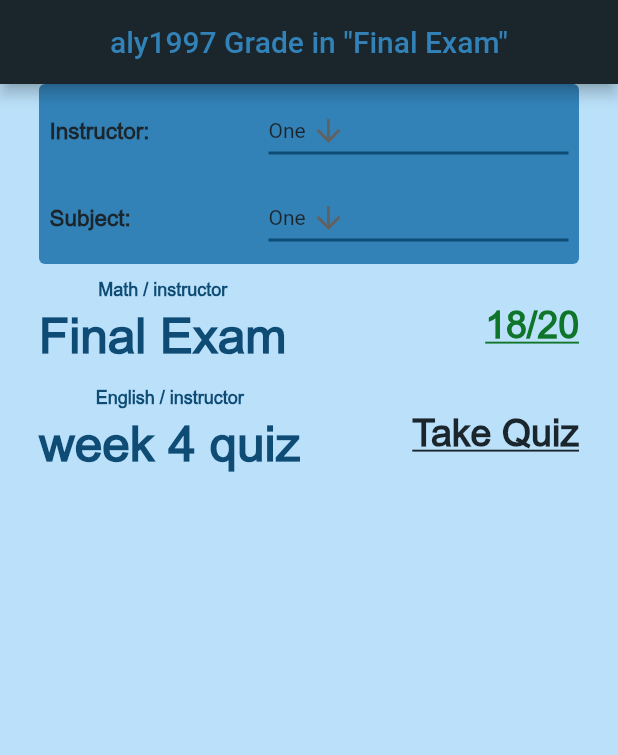
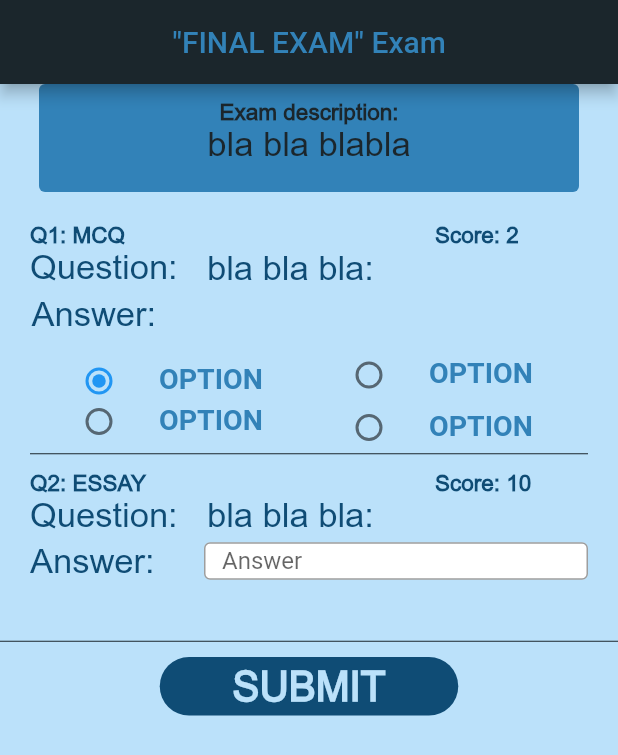
Before and after one commit to KareemHemaly/Quizzer, a Flutter app: the screen it shows after launch, on a phone screen of 412 x 824 dp. Shown: the top 755 px of the screen. Run offline on Flutter 3.47's test engine with Material 2 defaults, Android fonts, the phone set to English and light mode, and no system bars; our stand-ins replace cloud_firestore, firebase_auth, flutter_spinkit; accounts and stored records are empty.

Commit message:
UI CODE FINISHED

```diff
--- a/lib/main.dart
+++ b/lib/main.dart
@@ -5,7 +5,7 @@ import 'package:quizzer/services/auth.dart';
 import 'package:provider/provider.dart';
 
 
-import 'package:quizzer/screens/student/student_new_exam.dart';
+import 'package:quizzer/screens/student/student_exam.dart';
 
 void main() => runApp(MyApp());
 
@@ -21,7 +21,7 @@ class _MyAppState extends State<MyApp> {
         value: AuthService().user,
         child: MaterialApp(
      //     home: Wrapper(),
-        home: StudentNewExam(),
+        home: StudentExam(),
         ));
   }
 }
--- a/lib/screens/student/student_exam.dart
+++ b/lib/screens/student/student_exam.dart
@@ -0,0 +1,387 @@
+import 'package:flutter/material.dart';
+
+class StudentExam extends StatelessWidget {
+  @override
+  Widget build(BuildContext context) {
+    return MaterialApp(
+      home: Scaffold(
+        backgroundColor: const Color(0xffBBE1FA),
+        appBar: AppBar(
+          backgroundColor: const Color(0xff1B262C),
+          title: Center(
+            child: Column(
+              children: <Widget>[
+                Text(
+                  '"FINAL EXAM" Exam',
+                  style: TextStyle(
+                    color: const Color(0xff3282B8),
+                  ),
+                ),
+              ],
+            ),
+          ),
+        ),
+        body: Column(
+          children: <Widget>[
+            Container(
+              width: 360.0,
+              height: 72.0,
+              decoration: BoxDecoration(
+                color: const Color(0xff3282b8),
+                borderRadius: BorderRadius.circular(4.0),
+              ),
+              child: Column(
+                children: <Widget>[
+                  SizedBox(height: 10.0),
+                  Text(
+                    'Exam description:',
+                    style: TextStyle(
+                      fontFamily: 'Arial',
+                      fontSize: 15,
+                      color: const Color(0xff1b262c),
+                      fontWeight: FontWeight.w900,
+                    ),
+                    textAlign: TextAlign.left,
+                  ),
+                  Text(
+                    'bla bla blabla',
+                    style: TextStyle(
+                      fontFamily: 'Arial',
+                      fontSize: 23,
+                      color: const Color(0xff1b262c),
+                    ),
+                    textAlign: TextAlign.left,
+                  ),
+                ],
+              ),
+            ),
+            Container(
+              padding: const EdgeInsets.all(20.0),
+              child: Column(
+                children: <Widget>[
+                  //############################################# MCQ CONTAINER #############################################
+                  Container(
+                    child: Column(
+                      children: <Widget>[
+                        Row(
+                          children: <Widget>[
+                            Container(
+                              width: 270.0,
+                              child: Text(
+                                'Q1: MCQ',
+                                style: TextStyle(
+                                  fontFamily: 'Arial',
+                                  fontSize: 15,
+                                  color: const Color(0xff0f4c75),
+                                  fontWeight: FontWeight.w900,
+                                ),
+                                textAlign: TextAlign.left,
+                              ),
+                            ),
+                            Text(
+                              'Score: 2',
+                              style: TextStyle(
+                                fontFamily: 'Arial',
+                                fontSize: 15,
+                                color: const Color(0xff0f4c75),
+                                fontWeight: FontWeight.w900,
+                              ),
+                              textAlign: TextAlign.right,
+                            ),
+                          ],
+                        ),
+                        Row(
+                          mainAxisAlignment: MainAxisAlignment.spaceBetween,
+                          children: <Widget>[
+                            Text(
+                              'Question:',
+                              style: TextStyle(
+                                fontFamily: 'Arial',
+                                fontSize: 23,
+                                color: const Color(0xff0f4c75),
+                              ),
+                              textAlign: TextAlign.left,
+                            ),
+                            Container(
+                              width: 254.0,
+                              height: 25.0,
+                              child: Text(
+                                'bla bla bla:',
+                                style: TextStyle(
+                                  fontFamily: 'Arial',
+                                  fontSize: 23,
+                                  color: const Color(0xff0f4c75),
+                                ),
+                                textAlign: TextAlign.left,
+                              ),
+                            ),
+                          ],
+                        ),
+                        SizedBox(height: 5.0),
+                        Column(
+                          mainAxisAlignment: MainAxisAlignment.spaceBetween,
+                          children: <Widget>[
+                            Container(
+                              width: 370.0,
+                              child: Text(
+                                'Answer:',
+                                style: TextStyle(
+                                  fontFamily: 'Arial',
+                                  fontSize: 23,
+                                  color: const Color(0xff0f4c75),
+                                ),
+                                textAlign: TextAlign.left,
+                              ),
+                            ),
+                            RADIOstatefull(),
+                          ],
+                        ),
+                      ],
+                    ),
+                  ),
+                  //############################################### SEPARATOR ###############################################
+                  SizedBox(height: 20.0),
+                  Divider(
+                    color: const Color(0xff1B262C),
+                    height: 1,
+                  ),
+                  SizedBox(height: 10.0),
+                  //############################################ ESSAY CONTAINER ############################################
+                  Container(
+                      child: Column(
+                    children: <Widget>[
+                      Row(
+                        children: <Widget>[
+                          Container(
+                            width: 270.0,
+                            child: Text(
+                              'Q2: ESSAY',
+                              style: TextStyle(
+                                fontFamily: 'Arial',
+                                fontSize: 15,
+                                color: const Color(0xff0f4c75),
+                                fontWeight: FontWeight.w900,
+                              ),
+                              textAlign: TextAlign.left,
+                            ),
+                          ),
+                          Text(
+                            'Score: 10',
+                            style: TextStyle(
+                              fontFamily: 'Arial',
+                              fontSize: 15,
+                              color: const Color(0xff0f4c75),
+                              fontWeight: FontWeight.w900,
+                            ),
+                            textAlign: TextAlign.right,
+                          ),
+                        ],
+                      ),
+                      Row(
+                        mainAxisAlignment: MainAxisAlignment.spaceBetween,
+                        children: <Widget>[
+                          Text(
+                            'Question:',
+                            style: TextStyle(
+                              fontFamily: 'Arial',
+                              fontSize: 23,
+                              color: const Color(0xff0f4c75),
+                            ),
+                            textAlign: TextAlign.left,
+                          ),
+                          Container(
+                            width: 254.0,
+                            height: 25.0,
+                            child: Text(
+                              'bla bla bla:',
+                              style: TextStyle(
+                                fontFamily: 'Arial',
+                                fontSize: 23,
+                                color: const Color(0xff0f4c75),
+                              ),
+                              textAlign: TextAlign.left,
+                            ),
+                          ),
+                        ],
+                      ),
+                      SizedBox(height: 5.0),
+                      Row(
+                        mainAxisAlignment: MainAxisAlignment.spaceBetween,
+                        children: <Widget>[
+                          Text(
+                            'Answer:',
+                            style: TextStyle(
+                              fontFamily: 'Arial',
+                              fontSize: 23,
+                              color: const Color(0xff0f4c75),
+                            ),
+                            textAlign: TextAlign.left,
+                          ),
+                          Container(
+                            width: 256.0,
+                            height: 25.0,
+                            decoration: BoxDecoration(
+                              borderRadius: BorderRadius.circular(4.0),
+                              color: const Color(0xffffffff),
+                            ),
+                            child: TextField(
+                              obscureText: false,
+                              decoration: InputDecoration(
+                                border: OutlineInputBorder(),
+                                labelText: 'Answer',
+                              ),
+                            ),
+                          ),
+                        ],
+                      ),
+                    ],
+                  )),
+                ],
+              ),
+            ),
+            SizedBox(height: 20.0),
+            Divider(
+              color: const Color(0xff1B262C),
+              height: 1,
+            ),
+            SizedBox(height: 10.0),
+            Container(
+              width: 199.0,
+              height: 39.0,
+              decoration: BoxDecoration(
+                borderRadius: BorderRadius.circular(22.0),
+                color: const Color(0xff0f4c75),
+              ),
+              child: FlatButton(
+                onPressed: () {},
+                child: Text(
+                  'SUBMIT',
+                  style: TextStyle(
+                    fontFamily: 'Arial',
+                    fontSize: 27,
+                    color: const Color(0xffbbe1fa),
+                    fontWeight: FontWeight.w700,
+                  ),
+                ),
+              ),
+            ),
+          ],
+        ),
+      ),
+    );
+  }
+}
+
+enum SingingCharacter { option1, option2, option3, option4 }
+
+class RADIOstatefull extends StatefulWidget {
+  RADIOstatefull({Key key}) : super(key: key);
+
+  @override
+  _MyStatefulWidgetState createState() => _MyStatefulWidgetState();
+}
+
+class _MyStatefulWidgetState extends State<RADIOstatefull> {
+  SingingCharacter _character = SingingCharacter.option1;
+
+  Widget build(BuildContext context) {
+    return Container(
+      width: 360.0,
+      child: Row(
+        mainAxisAlignment: MainAxisAlignment.spaceBetween,
+        children: <Widget>[
+          Column(
+            children: <Widget>[
+              Container(
+                width: 180.0,
+                height: 25.0,
+                child: ListTile(
+                  title: const Text('OPTION 1',
+                      style: TextStyle(
+                          fontSize: 19,
+                          color: Color(0xff3282b8),
+                          fontWeight: FontWeight.bold)),
+                  leading: Radio(
+                    value: SingingCharacter.option1,
+                    groupValue: _character,
+                    onChanged: (SingingCharacter value) {
+                      setState(() {
+                        _character = value;
+                      });
+                    },
+                  ),
+                ),
+              ),
+              SizedBox(height: 2.0),
+              Container(
+                width: 180.0,
+                height: 25.0,
+                child: ListTile(
+                  title: const Text('OPTION 3',
+                      style: TextStyle(
+                          fontSize: 19,
+                          color: Color(0xff3282b8),
+                          fontWeight: FontWeight.bold)),
+                  leading: Radio(
+                    value: SingingCharacter.option3,
+                    groupValue: _character,
+                    onChanged: (SingingCharacter value) {
+                      setState(() {
+                        _character = value;
+                      });
+                    },
+                  ),
+                ),
+              ),
+            ],
+          ),
+          Column(
+            children: <Widget>[
+              Container(
+                width: 180.0,
+                height: 25.0,
+                child: ListTile(
+                  title: const Text('OPTION 2',
+                      style: TextStyle(
+                          fontSize: 19,
+                          color: Color(0xff3282b8),
+                          fontWeight: FontWeight.bold)),
+                  leading: Radio(
+                    value: SingingCharacter.option2,
+                    groupValue: _character,
+                    onChanged: (SingingCharacter value) {
+                      setState(() {
+                        _character = value;
+                      });
+                    },
+                  ),
+                ),
+              ),
+              SizedBox(height: 10.0),
+              Container(
+                width: 180.0,
+                height: 25.0,
+                child: ListTile(
+                  title: const Text('OPTION 4',
+                      style: TextStyle(
+                          fontSize: 19,
+                          color: Color(0xff3282b8),
+                          fontWeight: FontWeight.bold)),
+                  leading: Radio(
+                    value: SingingCharacter.option4,
+                    groupValue: _character,
+                    onChanged: (SingingCharacter value) {
+                      setState(() {
+                        _character = value;
+                      });
+                    },
+                  ),
+                ),
+              ),
+            ],
+          ),
+        ],
+      ),
+    );
+  }
+}
```
